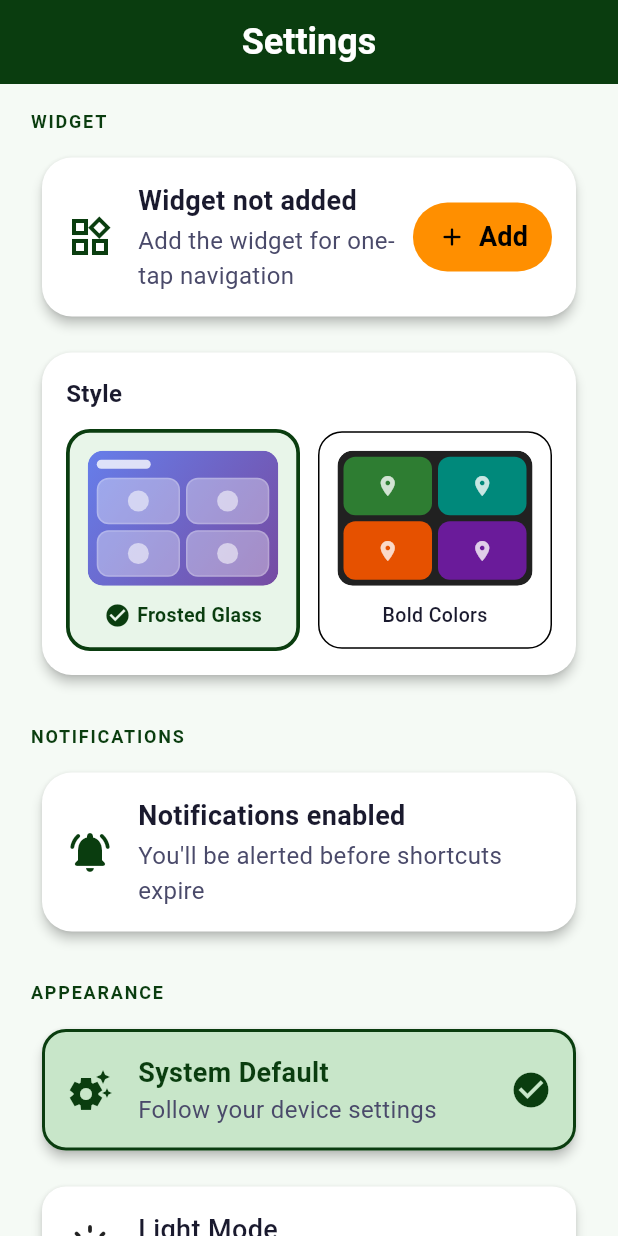
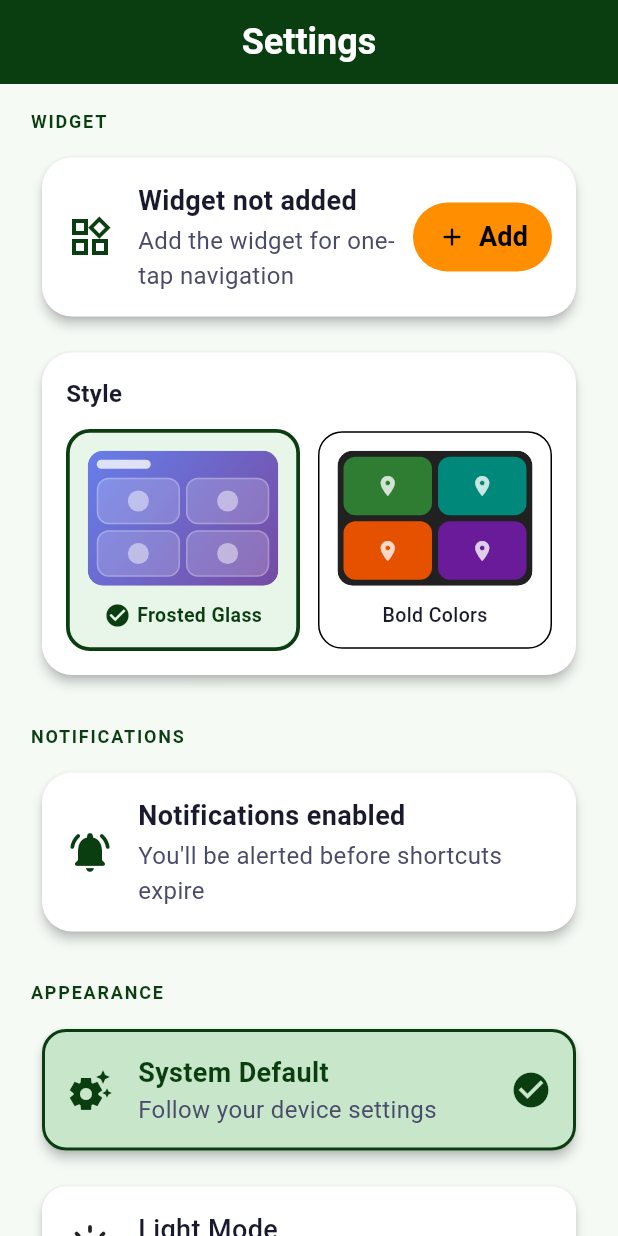
Before and after one commit to navigo-widget/location-shortcut-widget, a Flutter app: the SettingsScreen screen opened by its route, on a phone screen of 412 x 824 dp. Run offline on Flutter 3.47's test engine with Material 3 defaults, Android fonts, the phone set to English and light mode, and no system bars; our stand-ins replace flutter_local_notifications, flutter_riverpod, geolocator, go_router, hive_ce, hive_ce_flutter and 2 more; missing offline and left inert: home_widget; accounts and stored records are empty.

Commit message:
feat: minimal-translucency frosted glass widget
Widget shell and tile backgrounds were too opaque (~40% white), making
the frosted-glass style read as a solid card rather than glass. Drop
shell fill to ~8%, gradient layers to ~10%/3%, border to ~22%, and tile
fill to ~18% so the wallpaper shows through.

Tile labels flip from dark (#DD000000) to white (#FFFFFFFF) with a
shadow, since dark text is no longer readable on the now-translucent
tiles.

Updated widget_preview.html and the settings-screen mini-preview to
match.

Co-Authored-By: Claude Opus 4.7 <noreply@anthropic.com>

```diff
--- a/lib/screens/settings_screen.dart
+++ b/lib/screens/settings_screen.dart
@@ -560,16 +560,16 @@ class _FrostedGlassPreview extends StatelessWidget {
   Widget _glassTile() {
     return Container(
       decoration: BoxDecoration(
-        color: Colors.white.withAlpha(90),
+        color: Colors.white.withAlpha(46),
         borderRadius: BorderRadius.circular(8),
-        border: Border.all(color: Colors.white.withAlpha(50)),
+        border: Border.all(color: Colors.white.withAlpha(64)),
       ),
       child: Center(
         child: Container(
           width: 14,
           height: 14,
           decoration: BoxDecoration(
-            color: Colors.white.withAlpha(140),
+            color: Colors.white.withAlpha(120),
             shape: BoxShape.circle,
           ),
         ),
```
Also changed, not shown: 4 other files.
